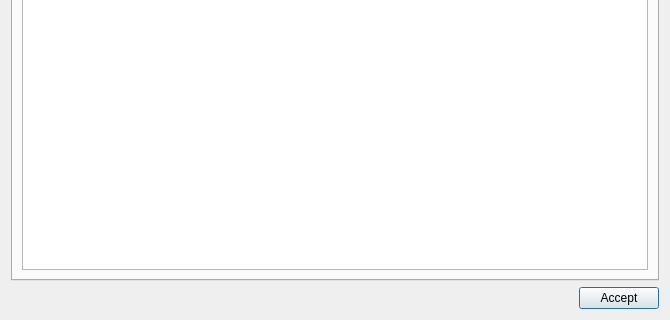
Qt form ui/audit_check_project_result.ui (Giswater/giswater_qgis_plugin) before a commit; both pictures show x 0 to 670 and y 240 to 560 of the 670 by 560 pixel window.
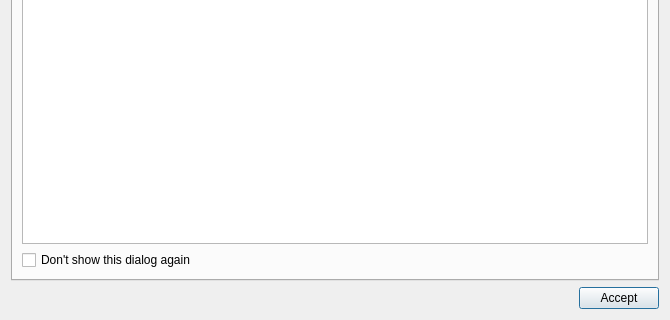
The same form after that commit. The open tabs and pages were chosen to show the change.

Commit message: add checkbox i

Patch:
```diff
--- a/ui/audit_check_project_result.ui
+++ b/ui/audit_check_project_result.ui
@@ -27,6 +27,13 @@
        <item row="0" column="0">
         <widget class="QTextEdit" name="txt_infolog"/>
        </item>
+       <item row="1" column="0">
+        <widget class="QCheckBox" name="chk_hide_form">
+         <property name="text">
+          <string>Don't show this dialog again</string>
+         </property>
+        </widget>
+       </item>
       </layout>
      </widget>
      <widget class="QWidget" name="tab_2">
```
Left out of the diff: 2 changed lines with no effect on the pictures.
